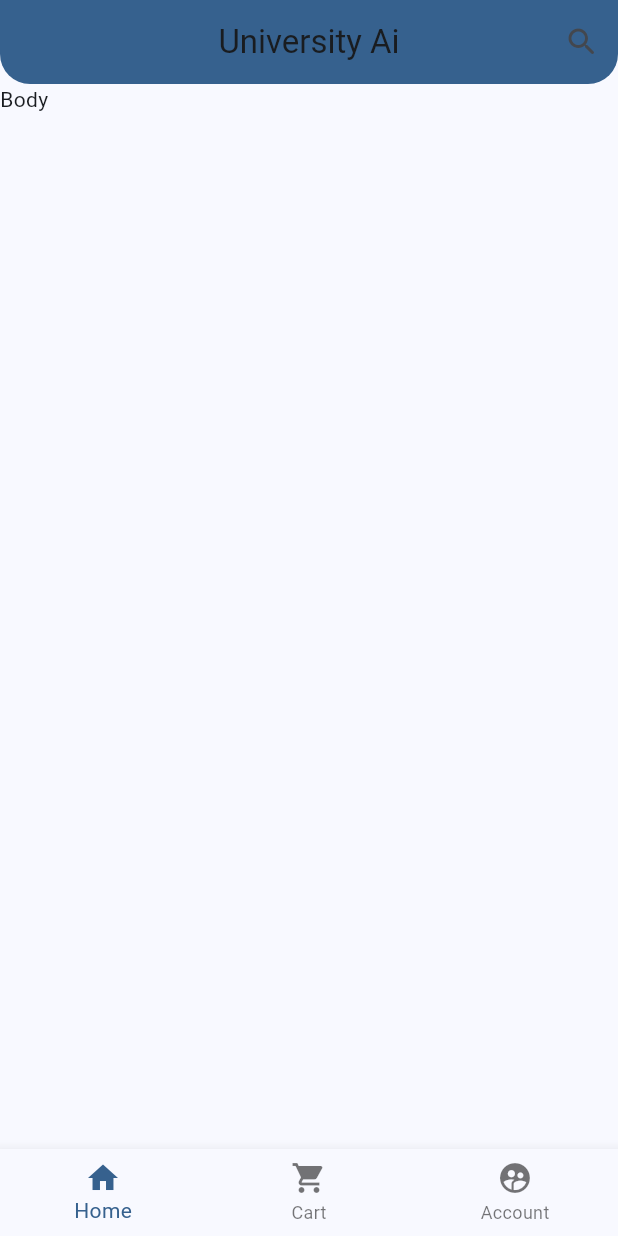
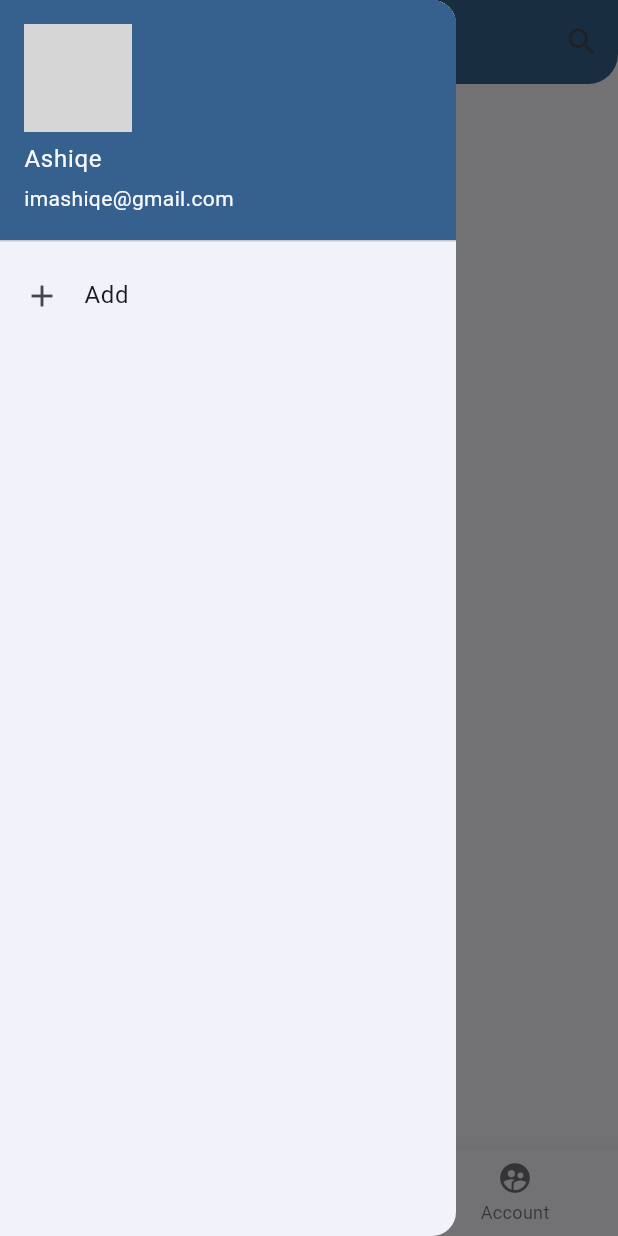
Before and after one commit to imashiqe/uniai, a Flutter app: the screen it shows after launch, with the side drawer open (before the commit the screen has no drawer), on a phone screen of 412 x 824 dp. Run offline on Flutter 3.47's test engine with Material 3 defaults, Android fonts, the phone set to English and light mode, and no system bars; network calls fail; grey boxes are pictures that could not be loaded.

Commit message:
drawer added

```diff
--- a/lib/main.dart
+++ b/lib/main.dart
@@ -49,6 +49,26 @@ class HomeActivity extends StatelessWidget {
         centerTitle: true,
         backgroundColor: Theme.of(context).colorScheme.primary,
       ),
+      drawer:  Drawer(
+        child: ListView(
+           children: [
+              UserAccountsDrawerHeader(accountName: Text("Ashiqe"),
+                  accountEmail: Text("imashiqe@gmail.com"),
+                  currentAccountPicture: CircleAvatar(
+                     backgroundImage: NetworkImage("https://i.ibb.co/MFZVz4W/iamashiqe.jpg"),
+                  ),
+              ),
+              ListTile(
+                 leading: Icon(Icons.add),
+                title: Text("Add"),
+                onTap: (){
+                    Navigator.pop(context);
+                },
+              )
+           ],
+        ),
+
+      ),
       body:  Text("Body"),
       bottomNavigationBar: BottomNavigationBar(
            onTap: (index){
```
